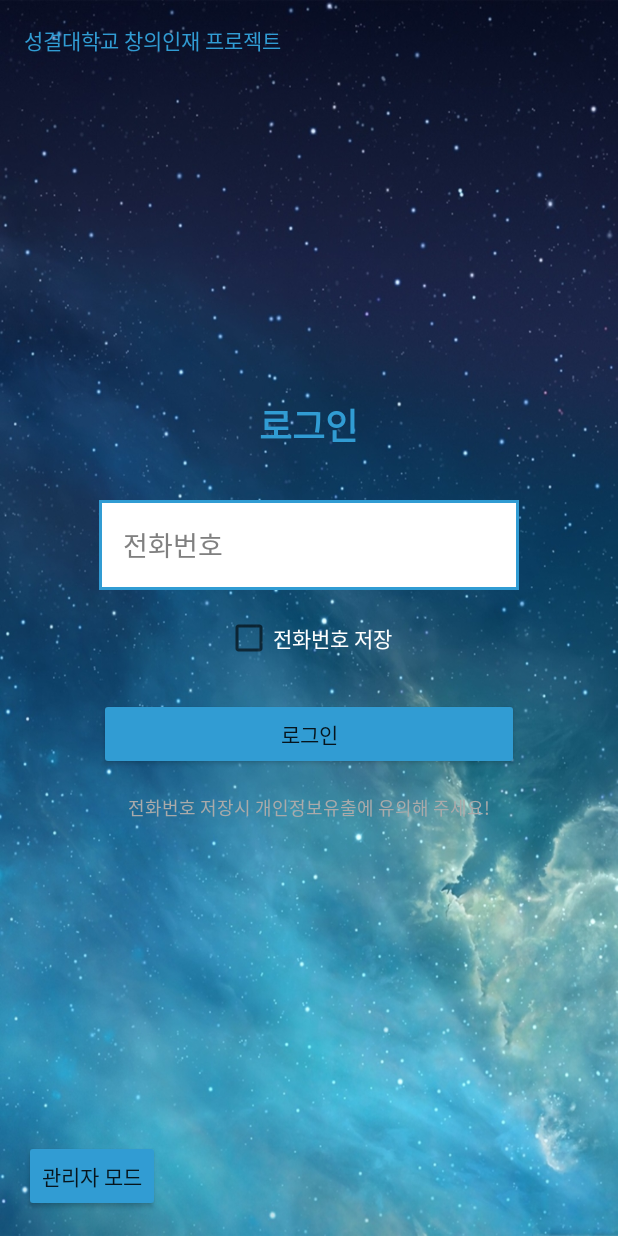
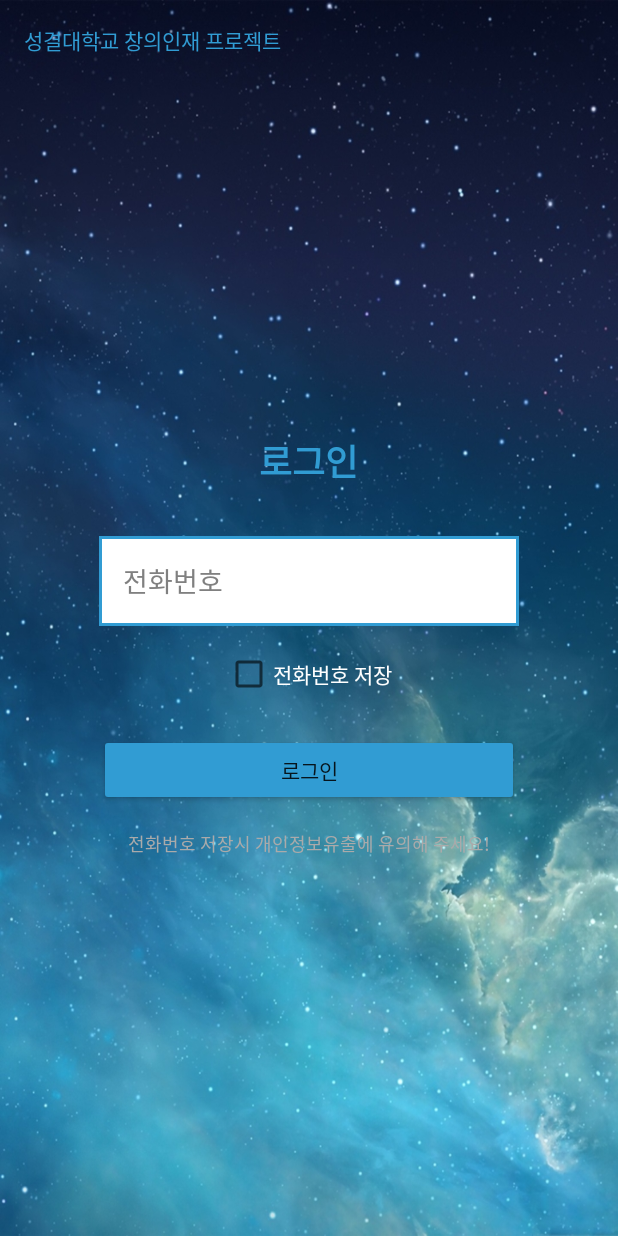
Before and after one commit to 123qweminseok/NFC-firstproejct, an Android app: the screen it shows after launch (MainActivity), on a phone screen of 412 x 824 dp. Run offline under Robolectric (Android 15) with nearby library versions, the phone set to English and light mode, and no system bars; our stand-ins replace Firebase (no records; nobody signed in at launch, a user with empty details on screens opened directly).

Commit message:
권한 수정

```diff
--- a/app/src/main/java/com/minseok/tel/MainActivity.kt
+++ b/app/src/main/java/com/minseok/tel/MainActivity.kt
@@ -308,7 +308,7 @@ class MainActivity : AppCompatActivity() {
                 }
 
                 // 매니저 버튼의 가시성 설정
-                    binding.ManagerButton.visibility = if (true) View.VISIBLE else View.GONE
+                    binding.ManagerButton.visibility = if (isAdmin) View.VISIBLE else View.GONE
             }
 
             override fun onCancelled(error: DatabaseError) {
```
